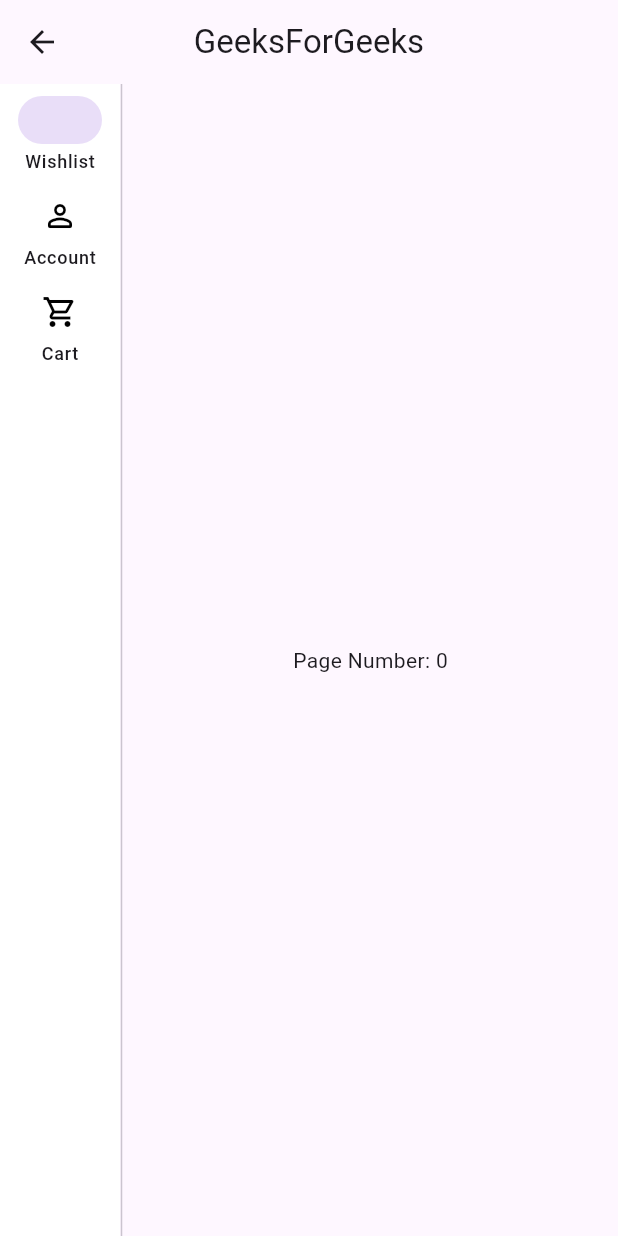
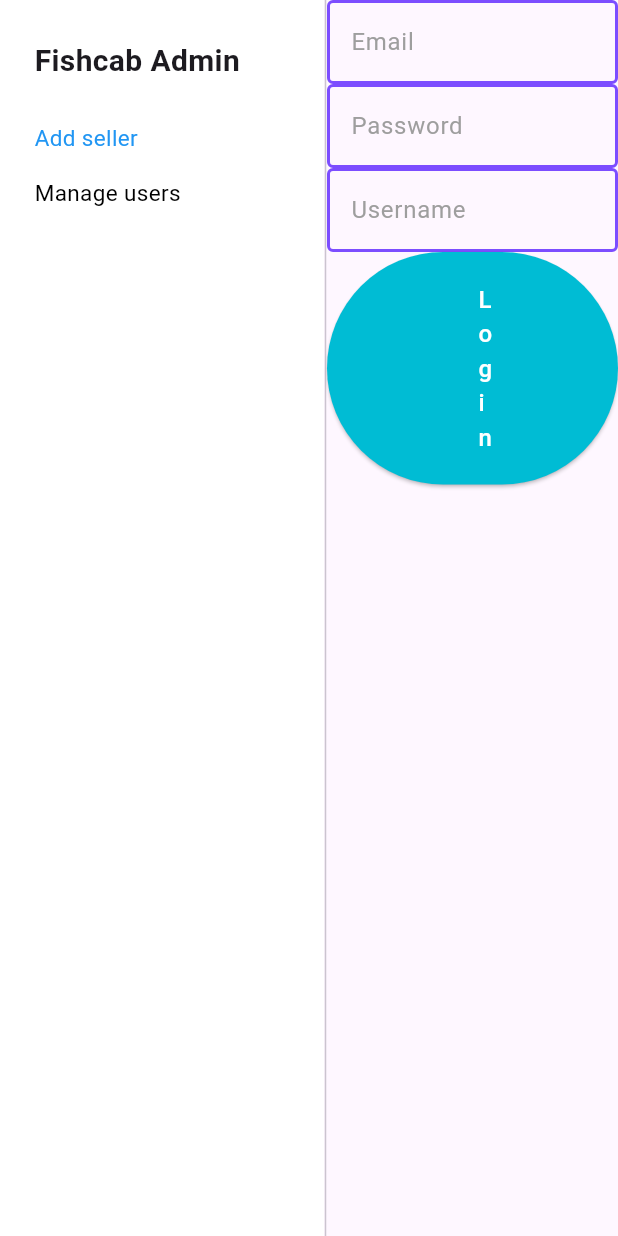
Before and after one commit to Samuel-David-Angus/fishcab_system_admin, a Flutter app: the MyHomePage screen opened directly, on a phone screen of 412 x 824 dp. Run offline on Flutter 3.47's test engine with Material 2 defaults, Android fonts, the phone set to English and light mode, and no system bars; our stand-ins replace cloud_firestore, firebase_auth, firebase_core; missing offline and left inert: vertical_tabs_flutter; accounts and stored records are empty.

Commit message:
homescreen and register seller UI

```diff
--- a/lib/authentication/login_screen.dart
+++ b/lib/authentication/login_screen.dart
@@ -1,6 +1,6 @@
 import 'package:cloud_firestore/cloud_firestore.dart';
 import 'package:firebase_auth/firebase_auth.dart';
-import 'package:fishcab_system_admin/home_screen.dart';
+import 'package:fishcab_system_admin/homescreen/home_screen.dart';
 import 'package:flutter/material.dart';
 
 class AdminLoginModel {
--- a/lib/home_screen.dart
+++ /dev/null
@@ -1,76 +0,0 @@
-import 'package:flutter/material.dart';
-
-class MyHomePage extends StatefulWidget {
-  const MyHomePage({super.key, required this.title});
-
-  // This widget is the home page of your application. It is stateful, meaning
-  // that it has a State object (defined below) that contains fields that affect
-  // how it looks.
-
-  // This class is the configuration for the state. It holds the values (in this
-  // case the title) provided by the parent (in this case the App widget) and
-  // used by the build method of the State. Fields in a Widget subclass are
-  // always marked "final".
-
-  final String title;
-
-  @override
-  State<MyHomePage> createState() => _MyHomePageState();
-}
-
-class _MyHomePageState extends State<MyHomePage> {
-  int _selectedIndex = 0;
-  @override
-  Widget build(BuildContext context) {
-    return Scaffold(
-      appBar: AppBar(
-        title: Text("GeeksForGeeks"),
-        centerTitle: true,
-      ),
-      body: Row(
-        children: <Widget>[
-
-          // create a navigation rail
-          NavigationRail(
-            selectedIndex: _selectedIndex,
-            onDestinationSelected: (int index) {
-              setState(() {
-                _selectedIndex = index;
-              });
-            },
-            labelType: NavigationRailLabelType.all,
-            backgroundColor: Colors.white,
-
-            destinations: const <NavigationRailDestination>
-            [
-              // navigation destinations
-              NavigationRailDestination(
-                icon: SizedBox.shrink(),
-                label: Text('Wishlist'),
-              ),
-              NavigationRailDestination(
-                icon: Icon(Icons.person_outline_rounded),
-                selectedIcon: Icon(Icons.person),
-                label: Text('Account'),
-              ),
-              NavigationRailDestination(
-                icon: Icon(Icons.shopping_cart_outlined),
-                selectedIcon: Icon(Icons.shopping_cart),
-                label: Text('Cart'),
-              ),
-            ],
-            selectedIconTheme: IconThemeData(color: Colors.white),
-            unselectedIconTheme: IconThemeData(color: Colors.black),
-
-          ),
-          const VerticalDivider(thickness: 1, width: 2),
-          Expanded(
-            child: Center(
-              child: Text('Page Number: $_selectedIndex'),
-            ),
-          )
-        ],
-      ),
-    );
-  }
-}
--- /dev/null
+++ b/lib/homescreen/home_screen.dart
@@ -0,0 +1,101 @@
+import 'package:fishcab_system_admin/homescreen/register_sellers.dart';
+import 'package:flutter/material.dart';
+import 'package:vertical_tabs_flutter/vertical_tabs.dart';
+
+class MyHomePage extends StatefulWidget {
+  const MyHomePage({super.key, required this.title});
+
+  // This widget is the home page of your application. It is stateful, meaning
+  // that it has a State object (defined below) that contains fields that affect
+  // how it looks.
+
+  // This class is the configuration for the state. It holds the values (in this
+  // case the title) provided by the parent (in this case the App widget) and
+  // used by the build method of the State. Fields in a Widget subclass are
+  // always marked "final".
+
+  final String title;
+
+  @override
+  State<MyHomePage> createState() => _MyHomePageState();
+}
+
+class _MyHomePageState extends State<MyHomePage> {
+  int _selectedIndex = 0;
+
+  Widget tab(String title, Color color, EdgeInsets padding) {
+    return Container(
+      width: 200,
+      child: Padding(
+        padding: padding,
+        child: Text(
+          title,
+          style: TextStyle(
+            fontSize: 15,
+            color: color
+          ),),
+      ),
+    );
+  }
+  @override
+  Widget build(BuildContext context) {
+    return Scaffold(
+      body: Row(
+        children: <Widget>[
+          // create a navigation rail
+          NavigationRail(
+            useIndicator: false,
+            selectedIndex: _selectedIndex,
+            onDestinationSelected: (int index) {
+              setState(() {
+                _selectedIndex = index;
+              });
+            },
+            labelType: NavigationRailLabelType.all,
+            backgroundColor: Colors.white,
+            leading: Container(
+              width: 200,
+              child: const Padding(
+                padding: EdgeInsets.symmetric(vertical: 18.0, horizontal: 15.0),
+                child: Text(
+                    'Fishcab Admin',
+                    style: TextStyle(
+                      fontSize: 20,
+                      fontWeight: FontWeight.bold,
+                    ),),
+              ),
+            ),
+            destinations: <NavigationRailDestination>
+            [
+              // navigation destinations
+              NavigationRailDestination(
+                icon: tab('Add seller', Colors.black, const EdgeInsets.symmetric(horizontal: 15.0)),
+                selectedIcon: tab('Add seller', Colors.blue, const EdgeInsets.symmetric(horizontal: 15.0)),
+                label: const SizedBox.shrink(),
+              ),
+              NavigationRailDestination(
+                icon: tab('Manage users', Colors.black, const EdgeInsets.symmetric(horizontal: 15.0)),
+                selectedIcon: tab('Manage users', Colors.blue, const EdgeInsets.symmetric(horizontal: 15.0)),
+                label: const SizedBox.shrink(),
+              ),
+            ],
+
+          ),
+          const VerticalDivider(thickness: 1, width: 2),
+          Expanded(
+            child: buildPages(),
+          )
+        ],
+      ),
+    );
+  }
+
+  Widget buildPages() {
+    switch(_selectedIndex) {
+      case 0:
+        return const RegisterSellerView();
+      default:
+        return MyHomePage(title: 'huh');
+    }
+  }
+}
--- /dev/null
+++ b/lib/homescreen/register_sellers.dart
@@ -0,0 +1,114 @@
+import 'package:flutter/material.dart';
+
+class RegisterSellerView extends StatefulWidget {
+  const RegisterSellerView({super.key});
+
+  @override
+  State<RegisterSellerView> createState() => _RegisterSellerViewState();
+}
+
+class _RegisterSellerViewState extends State<RegisterSellerView> {
+  String sellerEmail = "";
+  String sellerPassword = "";
+  String sellerUsername = "";
+  @override
+  Widget build(BuildContext context) {
+    return Center(
+      child: Container(
+        width: 300,
+        child: Column(
+          children: [
+            TextField(
+              onChanged: (value) {
+                sellerEmail = value;
+              },
+              style: const TextStyle(fontSize: 16, color: Colors.white),
+              decoration: const InputDecoration(
+                  enabledBorder: OutlineInputBorder(
+                      borderSide: BorderSide(
+                        color: Colors.deepPurpleAccent,
+                        width: 2,
+                      )
+                  ),
+                  focusedBorder: OutlineInputBorder(
+                      borderSide: BorderSide(
+                        color: Colors.amber,
+                        width: 2,
+                      )
+                  ),
+                  hintText: "Email",
+                  hintStyle: TextStyle(color: Colors.grey),
+
+              ),
+            ),
+            TextField(
+              onChanged: (value) {
+                sellerPassword = value;
+              },
+              obscureText: true,
+              style: const TextStyle(fontSize: 16, color: Colors.white),
+              decoration: const InputDecoration(
+                  enabledBorder: OutlineInputBorder(
+                      borderSide: BorderSide(
+                        color: Colors.deepPurpleAccent,
+                        width: 2,
+                      )
+                  ),
+                  focusedBorder: OutlineInputBorder(
+                      borderSide: BorderSide(
+                        color: Colors.amber,
+                        width: 2,
+                      )
+                  ),
+                  hintText: "Password",
+                  hintStyle: TextStyle(color: Colors.grey),
+
+              ),
+            ),
+            TextField(
+              onChanged: (value) {
+                sellerUsername = value;
+              },
+              style: const TextStyle(fontSize: 16, color: Colors.white),
+              decoration: const InputDecoration(
+                enabledBorder: OutlineInputBorder(
+                    borderSide: BorderSide(
+                      color: Colors.deepPurpleAccent,
+                      width: 2,
+                    )
+                ),
+                focusedBorder: OutlineInputBorder(
+                    borderSide: BorderSide(
+                      color: Colors.amber,
+                      width: 2,
+                    )
+                ),
+                hintText: "Username",
+                hintStyle: TextStyle(color: Colors.grey),
+
+              ),
+            ),
+            ElevatedButton(
+              onPressed: () {
+
+              },
+              style: ButtonStyle(
+                  padding: MaterialStateProperty.all(const EdgeInsets.symmetric(horizontal: 100, vertical: 20)),
+                  backgroundColor: MaterialStateProperty.all<Color>(Colors.cyan),
+                  foregroundColor: MaterialStateProperty.all<Color>(Colors.pinkAccent)
+              ),
+              child: const Text (
+                "Login",
+                style: TextStyle(
+                  color: Colors.white,
+                  fontSize: 16,
+                  letterSpacing: 2,
+                ),
+              ),
+            )
+          ],
+        ),
+      ),
+    );
+  }
+}
--- a/lib/main.dart
+++ b/lib/main.dart
@@ -1,6 +1,6 @@
 import 'package:firebase_core/firebase_core.dart';
 import 'package:fishcab_system_admin/authentication/login_screen.dart';
-import 'package:fishcab_system_admin/home_screen.dart';
+import 'package:fishcab_system_admin/homescreen/home_screen.dart';
 import 'package:flutter/material.dart';
 
 Future<void> main() async {
@@ -42,7 +42,7 @@
         colorScheme: ColorScheme.fromSeed(seedColor: Colors.deepPurple),
         useMaterial3: true,
       ),
-      home: const AdminLoginView(),
+      home: const MyHomePage(title: "Admin"),
     );
   }
 }
--- a/pubspec.yaml
+++ b/pubspec.yaml
@@ -38,6 +38,7 @@
   firebase_core: ^2.22.0
   firebase_auth: ^4.13.0
   cloud_firestore: ^4.13.0
+  vertical_tabs_flutter: ^1.0.0
 
 
 dev_dependencies:
```
Also changed, not shown: pubspec.lock.
